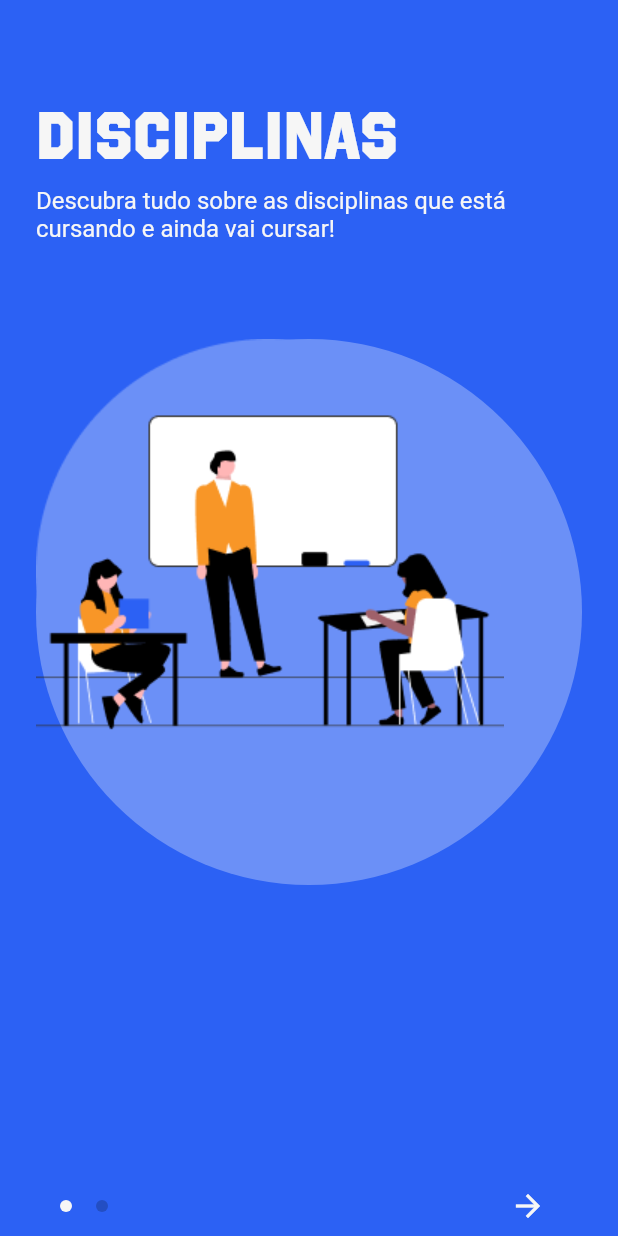
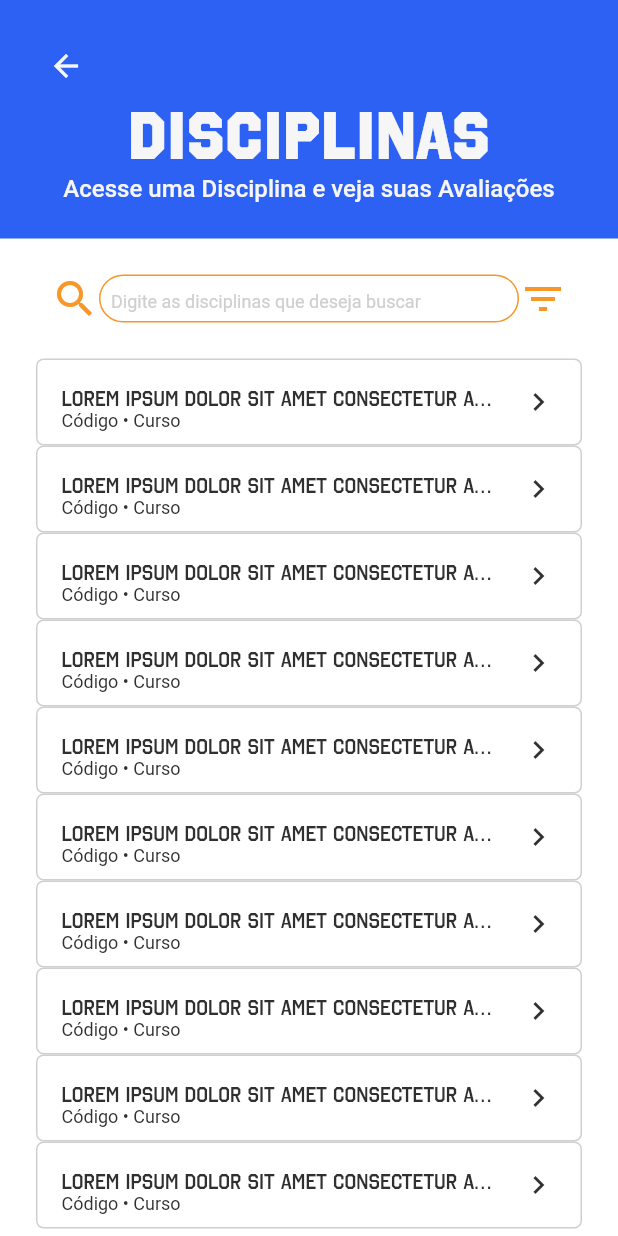
Before and after one commit to fga-eps-mds/CollegeFlow, a Flutter app: the screen it shows after launch, on a phone screen of 412 x 824 dp. Run offline on Flutter 3.47's test engine with Material 2 defaults, Android fonts, the phone set to English and light mode, and no system bars; drawn by our look-alikes of smooth_page_indicator; our stand-ins replace dio, get_it.

Commit message:
refac: Fix listtile and list subjects page

```diff
--- a/college_flow_app/lib/config/routes/flow_router.dart
+++ b/college_flow_app/lib/config/routes/flow_router.dart
@@ -2,6 +2,8 @@ import 'package:college_flow_app/config/routes/flow_routes.dart';
 import 'package:college_flow_app/features/splash/presentation/walkthrough_page.dart';
 import 'package:college_flow_app/utils/helpers/navigator_helper.dart';
 import 'package:flutter/material.dart' hide Router;
+
+import '../../features/list_subjects/list_subjects_page.dart';
 
 abstract class FlowRouter {
   static Route routeFromSettings(RouteSettings settings) {
@@ -10,7 +12,8 @@ abstract class FlowRouter {
     switch (settings.name) {
       case FlowRoutes.mainPage:
       default:
-        page = const WalkthroughPage();
+        //page = const WalkthroughPage();
+        page = const ListCoursesStudent();
         break;
     }
 
--- /dev/null
+++ b/college_flow_app/lib/features/list_subjects/list_subjects_page.dart
@@ -0,0 +1,58 @@
+import 'package:college_flow_app/config/design_system/data/colors/colors.dart';
+import 'package:college_flow_app/config/design_system/data/spacing/spacing.dart';
+import 'package:college_flow_app/features/list_subjects/widgets/list_tile.dart';
+import 'package:flutter/material.dart';
+
+import '../../shared/widgets/gap.dart';
+import '../../shared/widgets/header.dart';
+import '../../shared/widgets/searchbar.dart';
+
+class ListCoursesStudent extends StatefulWidget {
+  const ListCoursesStudent({Key? key}) : super(key: key);
+
+  @override
+  State<ListCoursesStudent> createState() => _ListCoursesStudentState();
+}
+
+class _ListCoursesStudentState extends State<ListCoursesStudent> {
+  bool? isCheck = false;
+
+  @override
+  Widget build(BuildContext context) {
+    return Scaffold(
+      backgroundColor: colorLightWhite,
+      body: SingleChildScrollView(
+        child: Column(
+          children: [
+            const Header(
+              title: "disciplinas",
+              description: "Acesse uma Disciplina e veja suas Avaliações",
+              textAlign: TextAlign.start,
+            ),
+            Padding(
+              padding: const EdgeInsets.symmetric(horizontal: spacingXXS),
+              child: Column(
+                children: [
+                  const VSpacer.xxs(),
+                  const SearchBar(),
+                  const VSpacer.xxs(),
+                  Column(
+                    children: List.generate(
+                      10,
+                      (index) {
+                        return const ListTileGenerate(
+                          subjectTitle: "Métodos de Desenvolvimento de Software",
+                          subjectSubtitle: "Código" " • " "Curso",
+                        );
+                      },
+                    ),
+                  ),
+                ],
+              ),
+            ),
+          ],
+        ),
+      ),
+    );
+  }
+}
--- /dev/null
+++ b/college_flow_app/lib/features/list_subjects/widgets/list_tile.dart
@@ -0,0 +1,55 @@
+import 'package:college_flow_app/config/design_system/data/colors/colors.dart';
+import 'package:flutter/material.dart';
+
+class ListTileGenerate extends StatelessWidget {
+  final String subjectTitle;
+  final String subjectSubtitle;
+  const ListTileGenerate({
+    Key? key,
+    required this.subjectTitle,
+    required this.subjectSubtitle,
+  }) : super(key: key);
+
+  @override
+  Widget build(BuildContext context) {
+    return const ListTile(
+        visualDensity: VisualDensity(vertical: -4),
+        horizontalTitleGap: 16.0,
+        textColor: colorBlack,
+        iconColor: colorBlack,
+        shape: RoundedRectangleBorder(
+          side: BorderSide(color: colorDarkWhite, width: 1),
+          borderRadius: BorderRadius.only(
+            topLeft: Radius.circular(5),
+            topRight: Radius.circular(5),
+            bottomRight: Radius.circular(5),
+            bottomLeft: Radius.circular(5)
+          )
+        ),
+        tileColor: colorLightWhite,
+        selectedColor: colorSecondary,
+        //TO DO (Luan): Colocar para receber subjectTitle
+        title: Text(
+          "Lorem ipsum dolor sit amet consectetur adipiscing elit",
+          maxLines: 1,
+          overflow: TextOverflow.ellipsis,
+          style: TextStyle(
+            fontFamily: 'OctinCollege',
+            fontWeight: FontWeight.w600,
+            fontSize: 14),
+          ),
+        //TO DO (Luan): Colocar para receber subjectSubtitle
+        subtitle: Text(
+          "Código • Curso",
+          maxLines: 2,
+          overflow: TextOverflow.ellipsis,
+          style: TextStyle(
+            fontFamily: 'Roboto',
+            fontWeight: FontWeight.w400,
+            fontSize: 12),
+        ),
+        trailing: Icon(Icons.keyboard_arrow_right),
+    );
+  }
+  void setState(Null Function() param0) {}
+}
--- a/college_flow_app/lib/features/splash/presentation/walkthrough_page.dart
+++ b/college_flow_app/lib/features/splash/presentation/walkthrough_page.dart
@@ -84,6 +84,8 @@ class WalkthroughPageState extends State<WalkthroughPage> {
     );
   }
 
+  //TO DO (Luan): Configurar a navegação pela arrow. Avançar as páginas e quando chegar na última
+  //ir para a tela de list_subjects_page
   void _togglePage(int page) {
     _pageViewController.animateToPage(
       page,
```
